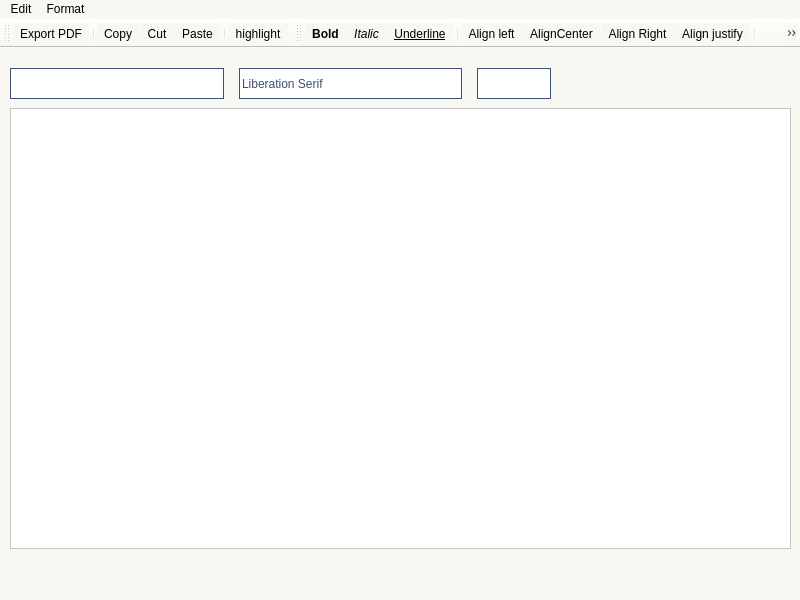
Before: the Qt Designer form GUI/SymposiumGui/notepad.ui in RickZack/Symposium, drawn with Qt 5.
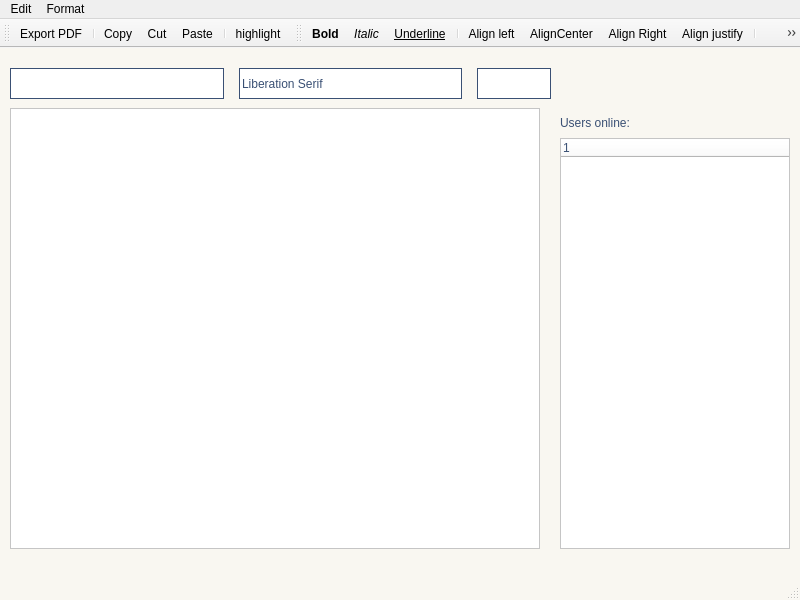
After: the same form once the commit is applied. Icons and pictures are not drawn. Custom widgets are drawn as their Qt base class.

What changed in the file:
```diff
--- a/GUI/SymposiumGui/notepad.ui
+++ b/GUI/SymposiumGui/notepad.ui
@@ -14,7 +14,58 @@
    <string>MainWindow</string>
   </property>
   <property name="styleSheet">
-   <string notr="true">background-color:rgb(249, 247, 241);</string>
+   <string notr="true">QMainWindow{background-color:rgb(249, 247, 241);}
+QScrollBar:horizontal {
+border-color:rgb(58, 80, 116);
+border-width: 1px;
+border-style: solid;
+background-color: rgb(240, 240, 240);
+height:10px;
+margin: 0px 0px 0px 0px;
+}
+QScrollBar::handle:horizontal {
+background-color: rgb(58, 80, 116);
+min-width: 25px;
+}
+QScrollBar::add-line:horizontal {
+border: 1px solid rgb(58, 80, 116);
+background-color: rgb(241, 241, 241);
+height: 0px;
+subcontrol-position: left;
+subcontrol-origin: margin;
+}
+QScrollBar::sub-line:horizontal {
+border: 1px solid rgb(58, 80, 116);
+background-color: rgb(241, 241, 241);
+height: 0px;
+subcontrol-position: right;
+subcontrol-origin: margin;
+}
+QScrollBar:vertical {              
+    border: 1px solid rgb(58, 80, 116);
+    background:white;
+    width:10px;    
+    margin: 0px 0px 0px 0px;
+}
+QScrollBar::handle:vertical {
+   background: qlineargradient(x1:0, y1:0, x2:1, y2:0,
+   stop: 0 rgb(58, 80, 116), stop: 0.5 rgb(58, 80, 116), stop:1 rgb(58, 80, 116));
+   min-height: 0px;
+}
+QScrollBar::add-line:vertical {
+    background: qlineargradient(x1:0, y1:0, x2:1, y2:0,
+    stop: 0 rgb(58, 80, 116), stop: 0.5 rgb(58, 80, 116),  stop:1 rgb(58, 80, 116));
+    height: 0px;
+    subcontrol-position: bottom;
+    subcontrol-origin: margin;
+}
+QScrollBar::sub-line:vertical {
+    background: qlineargradient(x1:0, y1:0, x2:1, y2:0,
+    stop: 0  rgb(58, 80, 116), stop: 0.5 rgb(58, 80, 116),  stop:1rgb(58, 80, 116));
+    height: 0 px;
+    subcontrol-position: top;
+    subcontrol-origin: margin;
+}</string>
   </property>
   <widget class="QWidget" name="centralwidget">
    <widget class="qtexteditlabels" name="textEdit">
@@ -22,7 +73,7 @@
      <rect>
       <x>10</x>
       <y>60</y>
-      <width>781</width>
+      <width>530</width>
       <height>441</height>
      </rect>
     </property>
@@ -243,6 +294,113 @@
      </item>
     </layout>
    </widget>
+   <widget class="QTreeWidget" name="tree">
+    <property name="geometry">
+     <rect>
+      <x>560</x>
+      <y>90</y>
+      <width>230</width>
+      <height>411</height>
+     </rect>
+    </property>
+    <property name="styleSheet">
+     <string notr="true">font: 14pt &quot;Baskerville Old Face&quot;;
+color: rgb(58, 80, 116); 
+background-color:white;
+border-color: rgb(58, 80, 116);</string>
+    </property>
+    <property name="editTriggers">
+     <set>QAbstractItemView::NoEditTriggers</set>
+    </property>
+    <property name="indentation">
+     <number>0</number>
+    </property>
+    <column>
+     <property name="text">
+      <string notr="true">1</string>
+     </property>
+    </column>
+   </widget>
+   <widget class="QPushButton" name="hideUsers">
+    <property name="geometry">
+     <rect>
+      <x>540</x>
+      <y>60</y>
+      <width>20</width>
+      <height>441</height>
+     </rect>
+    </property>
+    <property name="toolTip">
+     <string>hide users</string>
+    </property>
+    <property name="text">
+     <string/>
+    </property>
+    <property name="icon">
+     <iconset resource="resources.qrc">
+      <normaloff>:/icon/left-and-right-arrows.png</normaloff>:/icon/left-and-right-arrows.png</iconset>
+    </property>
+    <property name="flat">
+     <bool>true</bool>
+    </property>
+   </widget>
+   <widget class="QPushButton" name="showUsers">
+    <property name="geometry">
+     <rect>
+      <x>770</x>
+      <y>60</y>
+      <width>20</width>
+      <height>441</height>
+     </rect>
+    </property>
+    <property name="toolTip">
+     <string>show users</string>
+    </property>
+    <property name="text">
+     <string/>
+    </property>
+    <property name="icon">
+     <iconset resource="resources.qrc">
+      <normaloff>:/icon/left-arrow.png</normaloff>:/icon/left-arrow.png</iconset>
+    </property>
+    <property name="flat">
+     <bool>true</bool>
+    </property>
+   </widget>
+   <widget class="QLabel" name="labelUser">
+    <property name="geometry">
+     <rect>
+      <x>560</x>
+      <y>60</y>
+      <width>122</width>
+      <height>30</height>
+     </rect>
+    </property>
+    <property name="styleSheet">
+     <string notr="true">font: 14pt &quot;Baskerville Old Face&quot;;
+color: rgb(58, 80, 116); </string>
+    </property>
+    <property name="text">
+     <string>Users online:</string>
+    </property>
+   </widget>
+   <widget class="QLabel" name="labelCountUser">
+    <property name="geometry">
+     <rect>
+      <x>682</x>
+      <y>60</y>
+      <width>108</width>
+      <height>31</height>
+     </rect>
+    </property>
+    <property name="styleSheet">
+     <string notr="true">font: 14pt &quot;Baskerville Old Face&quot;;
+color: rgb(58, 80, 116); </string>
+    </property>
+    <property name="text">
+     <string/>
+    </property>
+   </widget>
   </widget>
   <widget class="QMenuBar" name="menubar">
    <property name="geometry">
```
Left out of the diff: 78 changed lines with no effect on the pictures.
